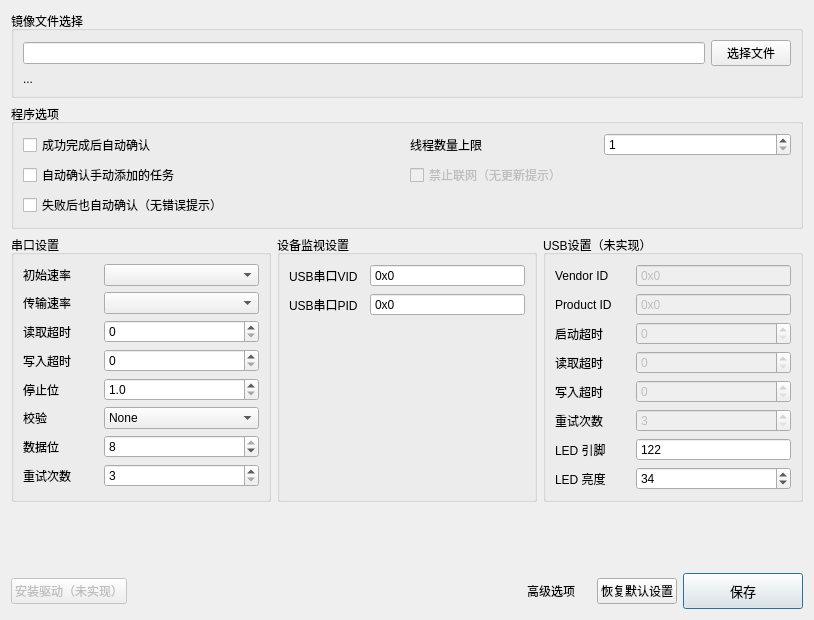
First picture: the form in gui/src/widgets/SettingsWindow.ui, repository kendryte/BurningTool, before the edit.
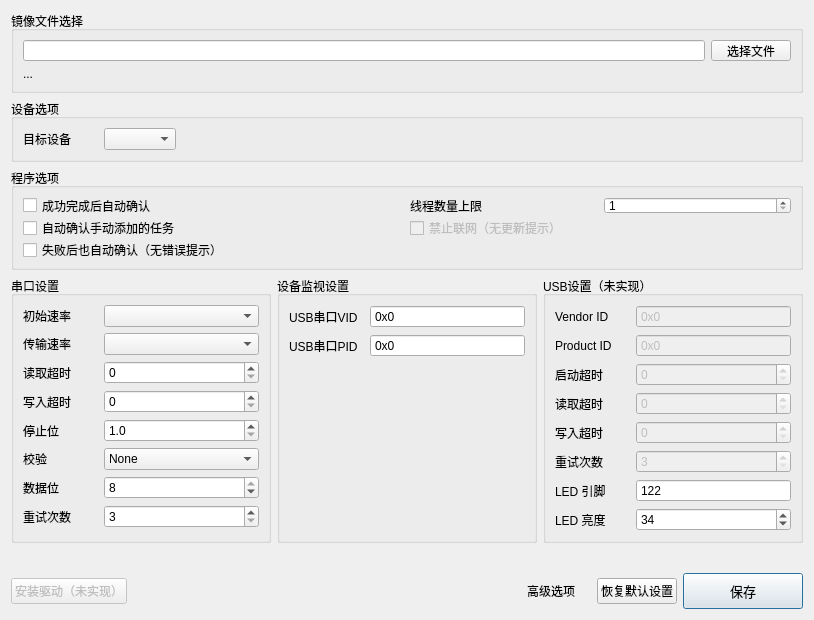
Second picture: the form after the edit. Icons and pictures are not drawn.

Commit message: 添加烧写目标、增加更新器日志

```diff
--- a/gui/src/widgets/SettingsWindow.ui
+++ b/gui/src/widgets/SettingsWindow.ui
@@ -60,6 +60,44 @@
      </layout>
     </widget>
    </item>
+   <item>
+    <widget class="QGroupBox" name="groupBox_2">
+     <property name="title">
+      <string>设备选项</string>
+     </property>
+     <layout class="QHBoxLayout" name="horizontalLayout_6">
+      <item>
+       <widget class="QLabel" name="label_15">
+        <property name="minimumSize">
+         <size>
+          <width>75</width>
+          <height>0</height>
+         </size>
+        </property>
+        <property name="text">
+         <string>目标设备</string>
+        </property>
+       </widget>
+      </item>
+      <item>
+       <widget class="QComboBox" name="inputTarget"/>
+      </item>
+      <item>
+       <spacer name="horizontalSpacer_2">
+        <property name="orientation">
+         <enum>Qt::Horizontal</enum>
+        </property>
+        <property name="sizeHint" stdset="0">
+         <size>
+          <width>40</width>
+          <height>20</height>
+         </size>
+        </property>
+       </spacer>
+      </item>
+     </layout>
+    </widget>
+   </item>
    <item>
     <widget class="QGroupBox" name="groupBox">
      <property name="sizePolicy">
```
The commit also changes 9 other files.
